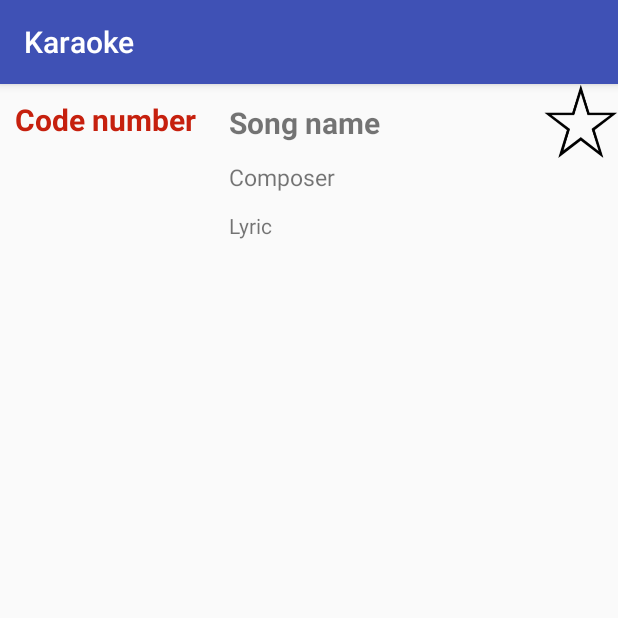
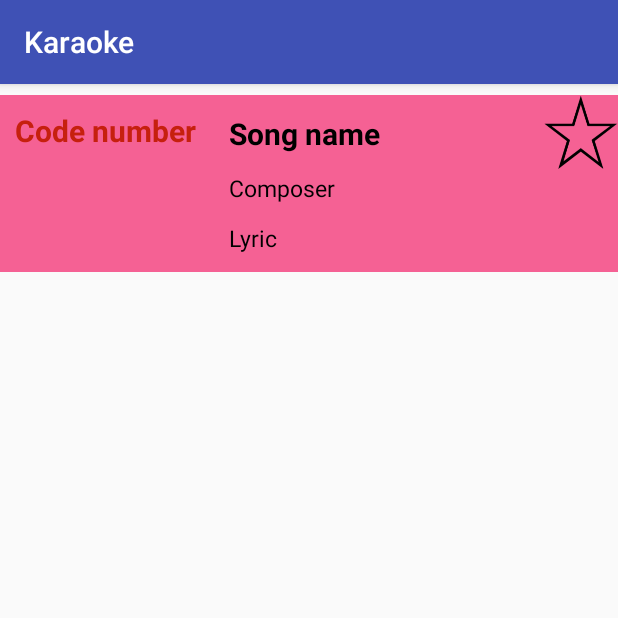
Before and after one commit to chaunhatquang/AppKaraoke, an Android app: the screen it shows after launch (ItemKaraoke), on a phone screen of 412 x 824 dp, the top half of it. Run offline under Robolectric (Android 15) with nearby library versions, the phone set to English and light mode, and no system bars.

Commit message:
[fix color]item_karaoke.xml

```diff
--- a/app/src/main/java/com/example/tiniha/karaoke/MainActivity.java
+++ b/app/src/main/java/com/example/tiniha/karaoke/MainActivity.java
@@ -14,5 +14,7 @@ public class MainActivity extends AppCompatActivity {
         setContentView(R.layout.activity_main);
 
 
+
+
     }
 }
--- a/app/src/main/res/layout/item_karaoke.xml
+++ b/app/src/main/res/layout/item_karaoke.xml
@@ -2,8 +2,13 @@
 <LinearLayout xmlns:android="http://schemas.android.com/apk/res/android"
     android:orientation="horizontal"
     android:layout_width="match_parent"
-    android:layout_height="match_parent"
-    >
+    android:layout_height="match_parent">
+    <LinearLayout
+        android:layout_width="match_parent"
+        android:layout_height="wrap_content"
+        android:layout_marginTop="7dp"
+        android:layout_marginBottom="7dp"
+        android:background="#FFF56194">
 
     <TextView
         android:layout_width="wrap_content"
@@ -11,6 +16,7 @@
         android:id="@+id/txtCode"
         android:padding="10dp"
         android:text="Code number"
+        android:textAppearance="?android:attr/textAppearanceMedium"
         android:textColor="#c6200e"
         android:textStyle="bold"
         android:textSize="20sp"
@@ -29,6 +35,8 @@
             android:text="Song name "
             android:padding="6dp"
             android:id="@+id/txtSongName"
+            android:textAppearance="?android:attr/textAppearanceMedium"
+            android:textColor="#000000"
             android:textSize="20sp"
             android:textStyle="bold"
             />
@@ -37,6 +45,8 @@
             android:layout_height="wrap_content"
             android:text="Composer"
             android:id="@+id/txtComposer"
+            android:textAppearance="?android:attr/textAppearanceMedium"
+            android:textColor="#000000"
             android:padding="6dp"
             android:textSize="15sp"
             />
@@ -45,8 +55,10 @@
             android:layout_height="wrap_content"
             android:text="Lyric"
             android:id="@+id/txtlyric"
+            android:textColor="#000000"
+            android:textAppearance="?android:attr/textAppearanceMedium"
             android:padding="6dp"
-            />
+            android:textSize="15sp" />
     </LinearLayout>
 
     <ImageButton
@@ -57,4 +69,5 @@
         android:scaleType="fitXY"
         android:background="@null"
         />
+    </LinearLayout>
 </LinearLayout>
```
